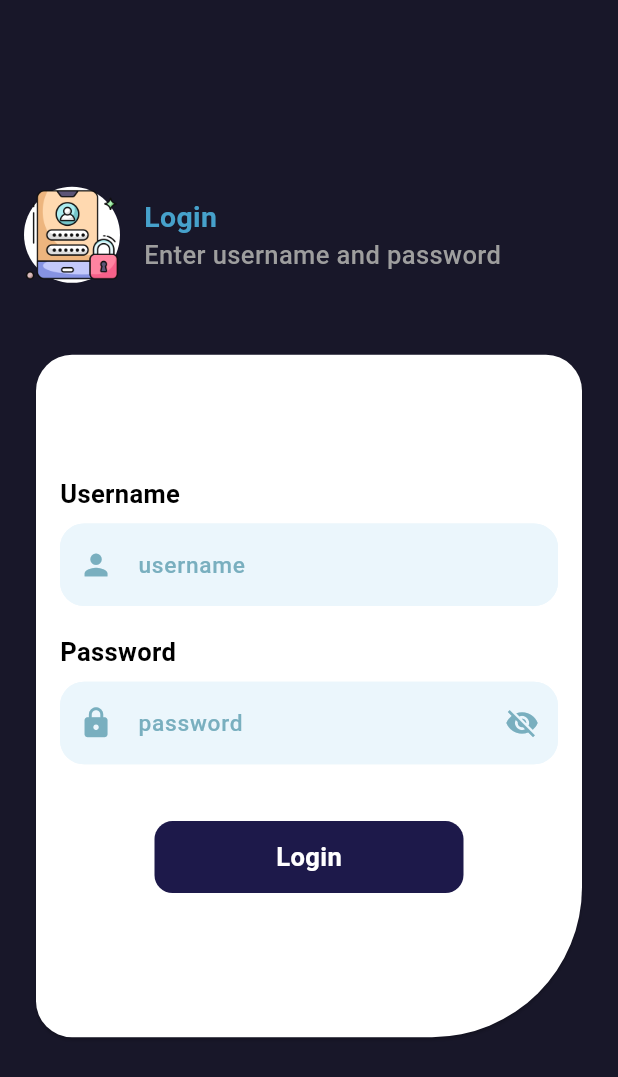
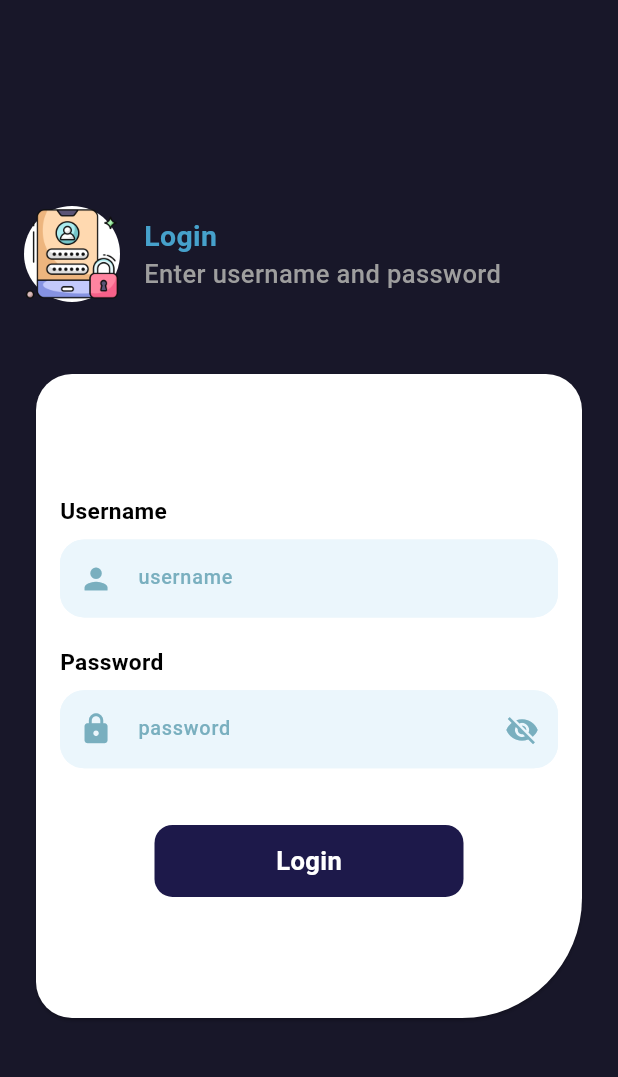
Before and after one commit to esraa-elgrwany/hr_app, a Flutter app: the LoginScreen screen opened by its route, on a phone screen of 412 x 824 dp. Shown: the top 1077 px of the screen. Run offline on Flutter 3.47's test engine with Material 3 defaults, Android fonts, the phone set to English and light mode, and no system bars; our stand-ins replace bloc, dartz, dio, equatable, flutter_bloc, flutter_screenutil and 2 more; accounts and stored records are empty; network calls fail.

Commit message:
app init

```diff
--- a/lib/features/auth/presentation/view/widgets/login_form.dart
+++ b/lib/features/auth/presentation/view/widgets/login_form.dart
@@ -24,7 +24,7 @@ class _LoginFormState extends State<LoginForm> {
   @override
   Widget build(BuildContext context) {
     return Container(
-      height: MediaQuery.of(context).size.height / 1.75,
+      height: MediaQuery.of(context).size.height / 1.85,
       child: Card(
         margin: EdgeInsets.all(8),
         color: Colors.white,
@@ -33,7 +33,7 @@ class _LoginFormState extends State<LoginForm> {
                 topStart: Radius.circular(24),
                 topEnd: Radius.circular(24),
                 bottomStart: Radius.circular(24),
-                bottomEnd: Radius.circular(100))),
+                bottomEnd: Radius.circular(80))),
         child: Container(
           padding: EdgeInsets.all(16),
           child: Center(
@@ -47,13 +47,13 @@ class _LoginFormState extends State<LoginForm> {
                       style: TextStyle(
                           fontWeight: FontWeight.w600,
                           color: Colors.black,
-                          fontSize: 18.sp)),
+                          fontSize: 16.sp)),
                   SizedBox(height: 8.h),
                   TextFormField(
                     controller: userController,
                     style: TextStyle(
                         color:Colors.black,
-                        fontSize: 16.sp,
+                        fontSize: 14.sp,
                         fontWeight: FontWeight.w600),
                     decoration: InputDecoration(
                       filled: true,
@@ -61,7 +61,7 @@ class _LoginFormState extends State<LoginForm> {
                       hintText: AppLocalizations.of(context)!.usernameHint,
                       hintStyle: TextStyle(
                           color: thirdPrimary,
-                          fontSize: 16.sp,
+                          fontSize: 14.sp,
                           fontWeight: FontWeight.w500),
                       enabledBorder: OutlineInputBorder(
                           borderRadius: BorderRadius.circular(16),
@@ -79,14 +79,14 @@ class _LoginFormState extends State<LoginForm> {
                       style: TextStyle(
                           fontWeight: FontWeight.w600,
                           color: Colors.black,
-                          fontSize: 18.sp)),
+                          fontSize: 16.sp)),
                   SizedBox(height: 8.h),
                   TextFormField(
                     controller: passwordController,
                     obscureText: secure ? true : false,
                     style: TextStyle(
                         color:Colors.black,
-                        fontSize: 16.sp,
+                        fontSize: 14.sp,
                         fontWeight: FontWeight.w600),
                     decoration: InputDecoration(
                       filled: true,
@@ -94,7 +94,7 @@ class _LoginFormState extends State<LoginForm> {
                       hintText: AppLocalizations.of(context)!.passHint,
                       hintStyle: TextStyle(
                           color: thirdPrimary,
-                          fontSize: 16.sp,
+                          fontSize: 14.sp,
                           fontWeight: FontWeight.w500),
                       enabledBorder: OutlineInputBorder(
                           borderRadius: BorderRadius.circular(16),
@@ -137,7 +137,6 @@ class _LoginFormState extends State<LoginForm> {
                           )),
                     ],
                   ),
-                  SizedBox(height: 16.h),
                 ],
               ),
             ),
--- a/pubspec.yaml
+++ b/pubspec.yaml
@@ -42,7 +42,6 @@ dependencies:
   shared_preferences: ^2.3.5
   equatable: ^2.0.7
   lucide_icons: ^0.256.0
-  geolocator: ^9.0.2
   flutter_localizations:
     sdk: flutter
   intl: any
```
Also changed, not shown: lib/core/utils/location_service/location_service.dart (deleted, +0 -33 lines).
